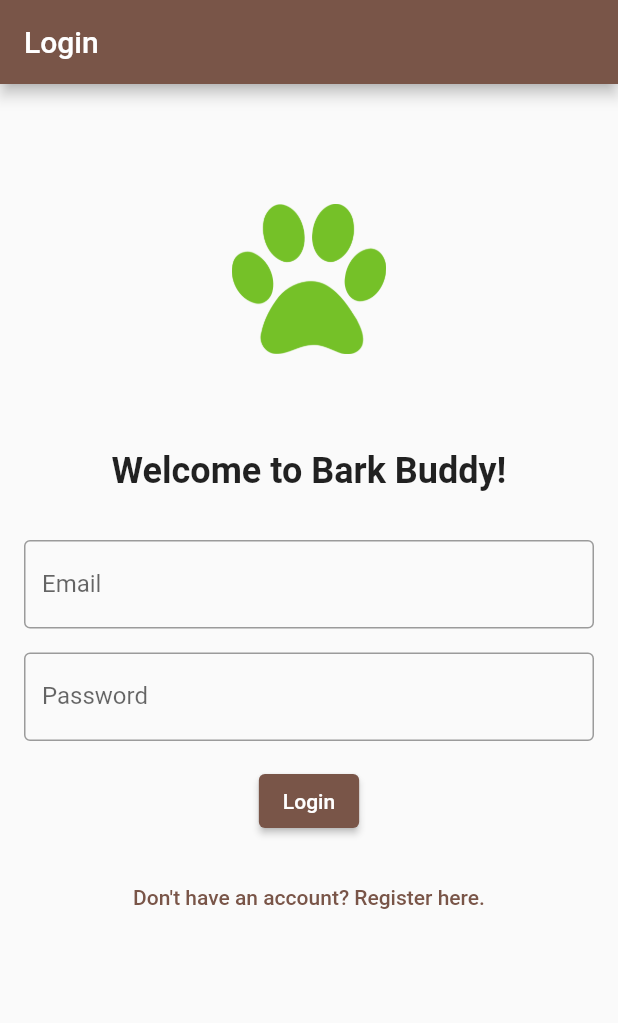
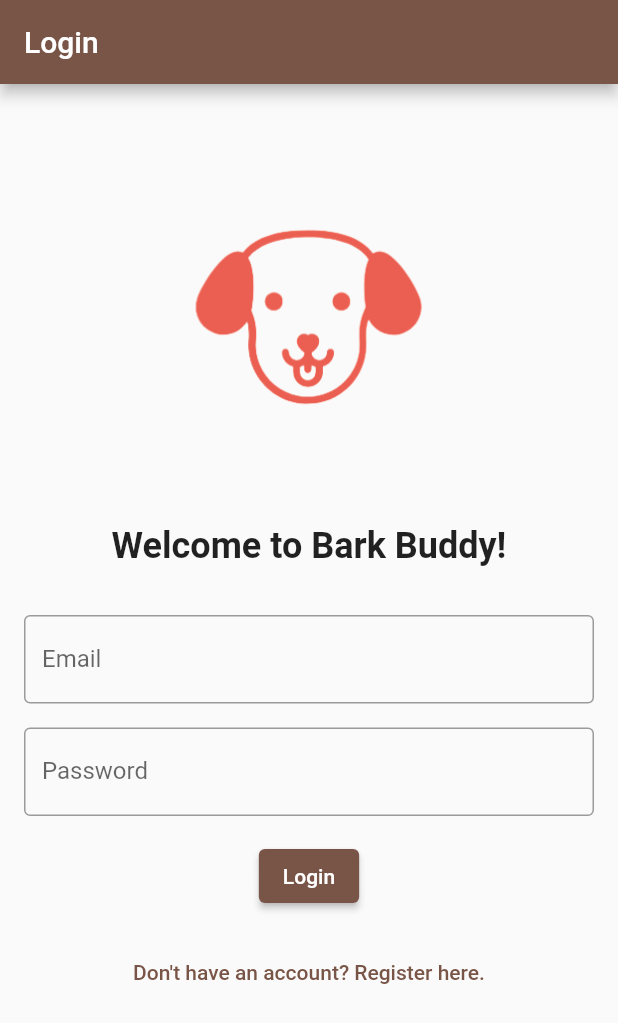
Before and after one commit to joas47/Bark_Buddy, a Flutter app: the screen it shows after launch, on a phone screen of 412 x 824 dp. Shown: the top 1023 px of the screen. Run offline on Flutter 3.47's test engine with Material 2 defaults, Android fonts, the phone set to English and light mode, and no system bars; our stand-ins replace cloud_firestore, firebase_core, image_picker; accounts and stored records are empty.

Commit message:
new logo for the login page

```diff
--- a/lib/login_page.dart
+++ b/lib/login_page.dart
@@ -19,8 +19,8 @@ class LoginPage extends StatelessWidget {
             children: [
               const SizedBox(height: 64.0),
               Image.asset(
-                'assets/images/bark_buddy_logo.png',
-                height: 100,
+                'assets/images/logo.png',
+                height: 150,
               ),
               const SizedBox(height: 64.0),
               const Text(
```
Also changed, not shown: assets/images/bark_buddy_logo.png (deleted), assets/images/logo.png (added).
